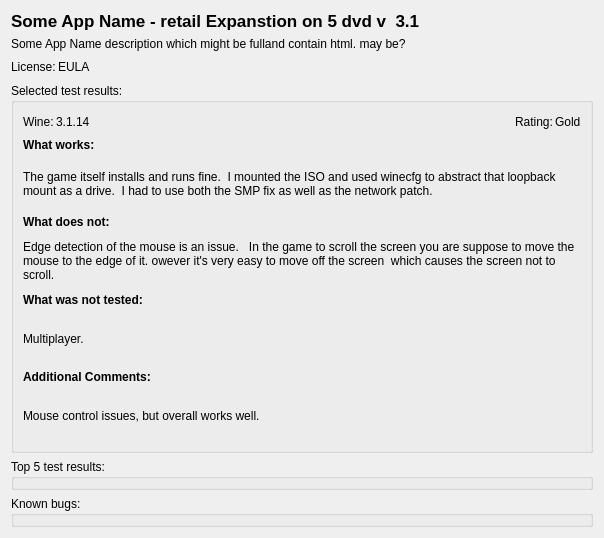
Before: the Qt Designer form src/q4wine-gui/uis/AppDBTestViewWidget.ui in brezerk/q4wine, drawn with Qt 5.
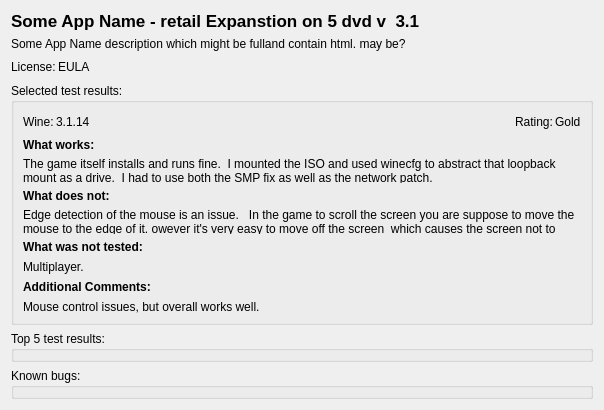
After: the same form once the commit is applied.

The edit to the form file:
```diff
--- a/src/q4wine-gui/uis/AppDBTestViewWidget.ui
+++ b/src/q4wine-gui/uis/AppDBTestViewWidget.ui
@@ -7,9 +7,15 @@
     <x>0</x>
     <y>0</y>
     <width>604</width>
-    <height>538</height>
+    <height>410</height>
    </rect>
   </property>
+  <property name="sizePolicy">
+   <sizepolicy hsizetype="Preferred" vsizetype="Preferred">
+    <horstretch>0</horstretch>
+    <verstretch>0</verstretch>
+   </sizepolicy>
+  </property>
   <property name="windowTitle">
    <string>Form</string>
   </property>
@@ -128,6 +134,12 @@
    </item>
    <item>
     <widget class="QGroupBox" name="grpResults">
+     <property name="sizePolicy">
+      <sizepolicy hsizetype="Preferred" vsizetype="Preferred">
+       <horstretch>0</horstretch>
+       <verstretch>0</verstretch>
+      </sizepolicy>
+     </property>
      <property name="title">
       <string>Selected test results:</string>
      </property>
@@ -225,7 +237,7 @@
       <item>
        <widget class="QLabel" name="lblWhatWorks">
         <property name="sizePolicy">
-         <sizepolicy hsizetype="Preferred" vsizetype="MinimumExpanding">
+         <sizepolicy hsizetype="Preferred" vsizetype="Preferred">
           <horstretch>0</horstretch>
           <verstretch>0</verstretch>
          </sizepolicy>
@@ -254,7 +266,7 @@
       <item>
        <widget class="QLabel" name="lblWhatNotWorks">
         <property name="sizePolicy">
-         <sizepolicy hsizetype="Preferred" vsizetype="MinimumExpanding">
+         <sizepolicy hsizetype="Preferred" vsizetype="Preferred">
           <horstretch>0</horstretch>
           <verstretch>0</verstretch>
          </sizepolicy>
@@ -283,7 +295,7 @@
       <item>
        <widget class="QLabel" name="lblWhatWasNotTested">
         <property name="sizePolicy">
-         <sizepolicy hsizetype="Preferred" vsizetype="MinimumExpanding">
+         <sizepolicy hsizetype="Preferred" vsizetype="Preferred">
           <horstretch>0</horstretch>
           <verstretch>0</verstretch>
          </sizepolicy>
@@ -312,7 +324,7 @@
       <item>
        <widget class="QLabel" name="lblAddComments">
         <property name="sizePolicy">
-         <sizepolicy hsizetype="Preferred" vsizetype="MinimumExpanding">
+         <sizepolicy hsizetype="Preferred" vsizetype="Preferred">
           <horstretch>0</horstretch>
           <verstretch>0</verstretch>
          </sizepolicy>
@@ -330,6 +342,12 @@
    </item>
    <item>
     <widget class="QGroupBox" name="grpTestResults">
+     <property name="sizePolicy">
+      <sizepolicy hsizetype="Preferred" vsizetype="Preferred">
+       <horstretch>0</horstretch>
+       <verstretch>0</verstretch>
+      </sizepolicy>
+     </property>
      <property name="title">
       <string>Top 5 test results:</string>
      </property>
@@ -345,6 +363,12 @@
    </item>
    <item>
     <widget class="QGroupBox" name="grpKnownBugs">
+     <property name="sizePolicy">
+      <sizepolicy hsizetype="Preferred" vsizetype="Preferred">
+       <horstretch>0</horstretch>
+       <verstretch>0</verstretch>
+      </sizepolicy>
+     </property>
      <property name="title">
       <string>Known bugs:</string>
      </property>
```
Left out of the diff: 14 changed lines with no effect on the pictures.
